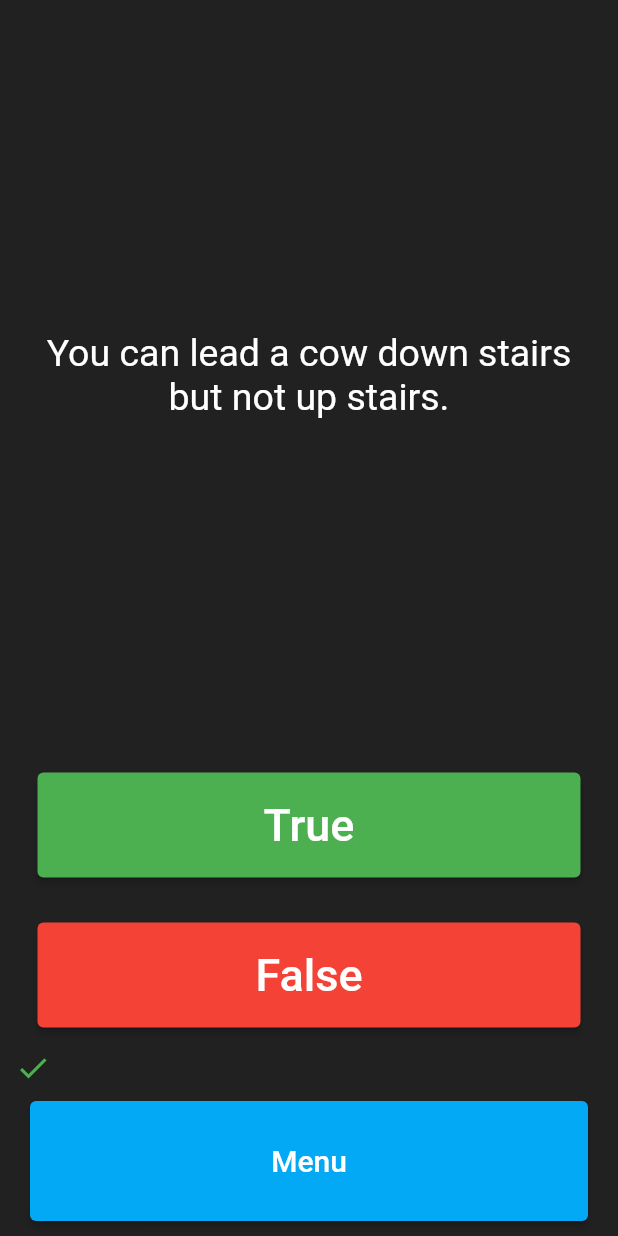
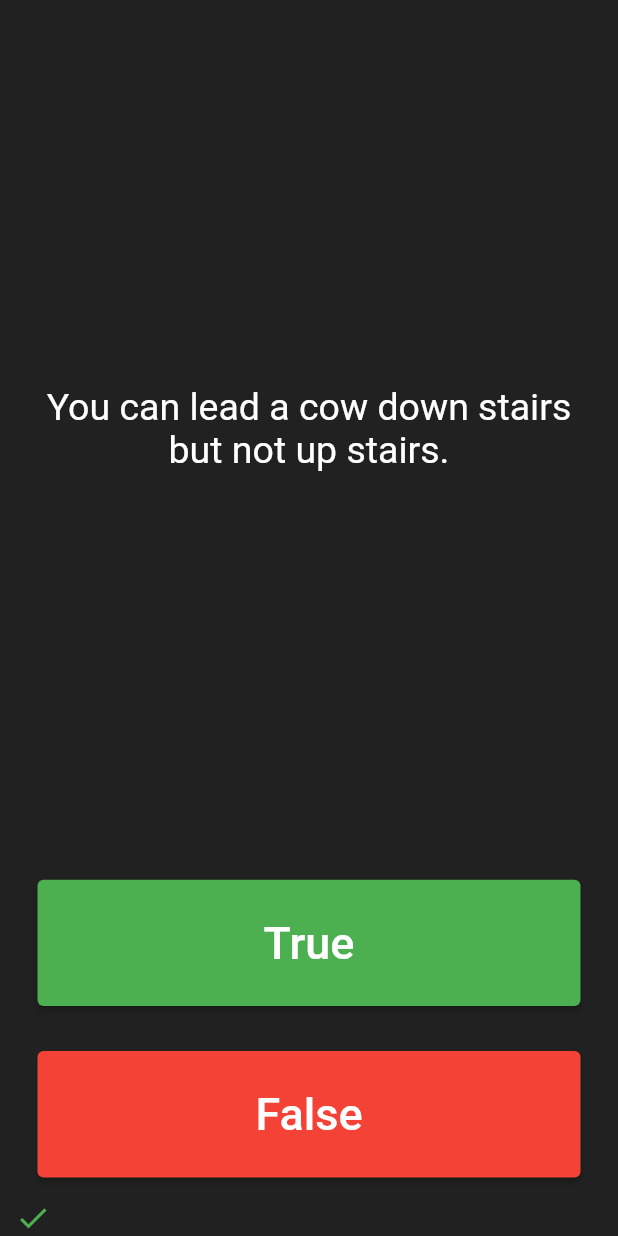
Before and after one commit to vitkovit/flutter_quizzler_tvitkovi, a Flutter app: the screen it shows after launch, after a tap on "True", on a phone screen of 412 x 824 dp. Run offline on Flutter 3.47's test engine with Material 2 defaults, Android fonts, the phone set to English and light mode, and no system bars; our stand-ins replace flutter_phoenix, rflutter_alert.

```diff
--- a/lib/main.dart
+++ b/lib/main.dart
@@ -60,11 +60,21 @@ class _QuizPageState extends State<QuizPage> {
   // );
 
 //  int questionNumber = 0; remove it and put in to brain
+  int scorePoint = 0;
   void checkAnswer(bool userPickedAnswer) {
+
     bool correctAnswer = quizBrain.getCorrectAnswer();
     setState(
       () {
+        if (quizBrain.isFinished(context) == true) {
+          quizBrain.alertButtons(
+            context, scorePoint
+            //quizBrain.finalScore(scoreKeeper, 'correct'),
+          );
+        } else {
           if (userPickedAnswer == correctAnswer) {
+            scorePoint++;
+            print(scorePoint);
             //checking for equality
             // print('right');
             scoreKeeper.add(
@@ -74,6 +84,7 @@ class _QuizPageState extends State<QuizPage> {
                 semanticLabel: 'correct',
               ),
             );
+
           } else {
             // print('wrong');
             scoreKeeper.add(
@@ -87,56 +98,58 @@ class _QuizPageState extends State<QuizPage> {
           // setState(
           //   () {  //cut that out and pate it before icon update
           quizBrain.nextQuestion();
+        }
+        ;
       },
     );
-    //quizBrain.isFinished(context);
+    // quizBrain.isFinished(context, quizBrain.finalScore(scoreKeeper, 'correct'));
+
     //quizBrain.finalScore(scoreKeeper, 'correct');
     print(
         "you have ${quizBrain.finalScore(scoreKeeper, 'correct')} correct answers");
     print(
         "you have ${quizBrain.finalScore(scoreKeeper, 'wrong')} wrong answers");
   }
-  void alertButtons(context, int score) {
-    // print('alert score: $score');
-    // if (score > 3) {
-    //   showDialog(
-    //       context: context,
-    //       builder: (context) =>
-    //           AlertDialog(
-    //             content: Text("hi"),
-    //           ));
-    // } else {
-    Alert(
-      //if (score <13) {};
-      context: context,
-      type: AlertType.none,
-      title: "QUIZZLER",
-      desc: "Quiz finished score $score",
-      buttons: [
-        DialogButton(
-          onPressed: () {
-            //Navigator.pop(context);
-            Phoenix.rebirth(context);
-          },
-          color: Colors.green,
-          child: const Text(
-            "Start Over",
-            style: TextStyle(color: Colors.white, fontSize: 18),
-          ),
-        ),
-        DialogButton(
-          onPressed: () => exit(0), //Navigator.pop(context),
-          color: Colors.red,
-          child: const Text(
-            "Exit app",
-            style: TextStyle(color: Colors.white, fontSize: 18),
-          ),
-        ),
-      ],
-    ).show();
-  }
+  // void alertButtons(context, int score) {
+  //   // print('alert score: $score');
+  //   // if (score > 3) {
+  //   //   showDialog(
+  //   //       context: context,
+  //   //       builder: (context) =>
+  //   //           AlertDialog(
+  //   //             content: Text("hi"),
+  //   //           ));
+  //   // } else {
+  //   Alert(
+  //     //if (score <13) {};
+  //     context: context,
+  //     type: AlertType.none,
+  //     title: "QUIZZLER",
+  //     desc: "Quiz finished score $score",
+  //     buttons: [
+  //       DialogButton(
+  //         onPressed: () {
+  //           //Navigator.pop(context);
+  //           Phoenix.rebirth(context);
+  //         },
+  //         color: Colors.green,
+  //         child: const Text(
+  //           "Start Over",
+  //           style: TextStyle(color: Colors.white, fontSize: 18),
+  //         ),
+  //       ),
+  //       DialogButton(
+  //         onPressed: () => exit(0), //Navigator.pop(context),
+  //         color: Colors.red,
+  //         child: const Text(
+  //           "Exit app",
+  //           style: TextStyle(color: Colors.white, fontSize: 18),
+  //         ),
+  //       ),
+  //     ],
+  //   ).show();
+  // }
   // }}
-
 
 //    quizBrain.nextQuestion(); //wtf is that
   @override
@@ -235,28 +248,30 @@ class _QuizPageState extends State<QuizPage> {
               //},
               ),
         ),
-        Row(
+        // Wrap(
+        //   child:
+        Wrap(   //Use wrap instead of row, if you have more questions they can all fit
           children: scoreKeeper,
         ),
-        Expanded(
-          child: Padding(
-            padding: const EdgeInsets.all(10.0),
-            child: ElevatedButton(
-              style: ElevatedButton.styleFrom(
-                backgroundColor: Colors.lightBlue,
-              ),
-              child: const Text(
-                'Menu',
-                style: TextStyle(
-                  color: Colors.white,
-                  fontSize: 20.0,
-                ),
-              ),
-              onPressed: () =>
-                  alertButtons(context, quizBrain.finalScore(scoreKeeper, 'correct')), //Phoenix.rebirth(context);}
-            ),
-          ),
-        )
+        // Expanded(
+        //   child: Padding(
+        //     padding: const EdgeInsets.all(10.0),
+        //     child: ElevatedButton(
+        //       style: ElevatedButton.styleFrom(
+        //         backgroundColor: Colors.lightBlue,
+        //       ),
+        //       child: const Text(
+        //         'Menu',
+        //         style: TextStyle(
+        //           color: Colors.white,
+        //           fontSize: 20.0,
+        //         ),
+        //       ),
+        //       onPressed: () =>
+        //           alertButtons(context, quizBrain.finalScore(scoreKeeper, 'correct')), //Phoenix.rebirth(context);}
+        //     ),
+        //   ),
+        // )
         ],
     );
   }
@@ -278,3 +293,4 @@ question3: 'A slug\'s blood is green.', true,
 //TODO: Step 6 - If we've not reached the end, ELSE do the answer checking steps below
 
 //TODO: addition 01 - create total score
+//TODO: addition 02 - new line when icon list become full
```
Also changed, not shown: lib/alert_pop.dart (added, +58 -0 lines), lib/quiz_brain.dart (+119 -40 lines). Lines whose indentation alone changed are shown as unchanged.
